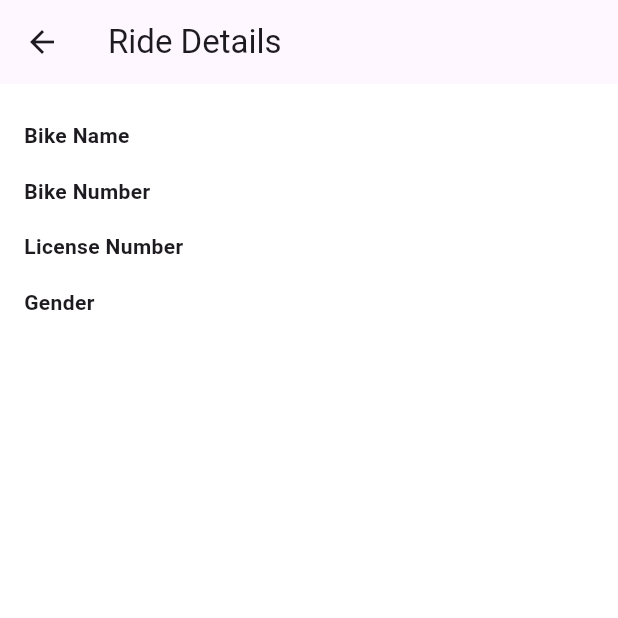
After one commit to SreeCharan153/PillionPal, a Flutter app: the RideDetailsPage screen opened by its route, on a phone screen of 412 x 824 dp, the top half of it. The commit adds this screen. Run offline on Flutter 3.47's test engine with Material 3 defaults, Android fonts, the phone set to English and light mode, and no system bars; our stand-ins replace firebase_auth, firebase_core, flutter_map, font_awesome_flutter, geolocator, get and 6 more; missing offline and left inert: hexagon; accounts and stored records are empty.

Commit message:
modified:   .vscode/settings.json #	modified:   lib/Screens/FavouriteScreen.dart #	modified:   lib/Screens/HistoryPage.dart #	modified:   lib/Screens/Home.dart #	modified:   lib/Screens/Offer_Screen.dart #	modified:   lib/Screens/ProfileScreen.dart #	new file:   lib/Screens/RideDetailsPage.dart #	modified:   lib/Screens/Settings.dart #	modified:   lib/main.dart #	modified:   lib/widgets/MenuDrawer.dart #	modified:   pubspec.yaml

```diff
--- a/lib/Screens/FavouriteScreen.dart
+++ b/lib/Screens/FavouriteScreen.dart
@@ -1,6 +1,6 @@
 import 'package:flutter/material.dart';
 import '../widgets/AddressCard.dart';
-import '../widgets/navbar.dart';
+import '../widgets/Navbar.dart';
 import '../widgets/MenuDrawer.dart';
 
 class FavouriteScreen extends StatefulWidget {
--- a/lib/Screens/HistoryPage.dart
+++ b/lib/Screens/HistoryPage.dart
@@ -98,7 +98,17 @@ class HistoryList extends StatelessWidget {
             ),
             trailing: Icon(Icons.arrow_forward_ios, color: textColor, size: 18),
             onTap: () {
-              // TODO: Implement ride details navigation
+              Navigator.pushNamed(
+                context,
+                '/RideDetailsPage',
+                arguments: {
+                  'bikeName': '$listType Ride $index', // Example data
+                  'gender': 'Male', // Example data
+                  'bikeNo': 'Bike No. $index', // Example data
+                  'licenceNo': 'Licence No. $index', // Example data
+                },
+              );
+
             },
           ),
         );
--- a/lib/Screens/Home.dart
+++ b/lib/Screens/Home.dart
@@ -4,7 +4,7 @@ import 'package:get/route_manager.dart';
 import 'package:pillionpal/Screens/NotificationScreen.dart';
 import 'package:pillionpal/widgets/RideTracking.dart';
 import '../widgets/PrimaryButton.dart';
-import '../widgets/navbar.dart';
+import '../widgets/Navbar.dart';
 import '../widgets/MenuDrawer.dart';
 import '../widgets/CustomSearchBar.dart';
 import '../widgets/EnableLocationDialog.dart';
--- a/lib/Screens/Offer_Screen.dart
+++ b/lib/Screens/Offer_Screen.dart
@@ -1,6 +1,6 @@
 import 'package:flutter/material.dart';
 import '../widgets/CouponCard.dart';
-import '../widgets/navbar.dart';
+import '../widgets/Navbar.dart';
 import '../widgets/MenuDrawer.dart'; // ✅ Import MenuDrawer
 
 class OfferScreen extends StatefulWidget {
--- a/lib/Screens/ProfileScreen.dart
+++ b/lib/Screens/ProfileScreen.dart
@@ -1,5 +1,5 @@
 import 'package:flutter/material.dart';
-import '../widgets/navbar.dart';
+import '../widgets/Navbar.dart';
 import '../widgets/MenuDrawer.dart';
 
 class ProfileScreen extends StatefulWidget {
--- /dev/null
+++ b/lib/Screens/RideDetailsPage.dart
@@ -0,0 +1,56 @@
+import 'package:flutter/material.dart';
+
+class RideDetailsPage extends StatelessWidget {
+  final String bikeName;
+  final String bikeNumber;
+  final String licenseNumber;
+  final String gender;
+
+  const RideDetailsPage({super.key, required this.bikeName, required this.bikeNumber, required this.licenseNumber, required this.gender});
+
+
+
+  Widget _infoRow(String label, String value) {
+    return Padding(
+      padding: const EdgeInsets.symmetric(vertical: 8.0),
+      child: Row(
+        mainAxisAlignment: MainAxisAlignment.spaceBetween,
+        children: [
+          Text(label, style: const TextStyle(fontWeight: FontWeight.bold)),
+          Text(value),
+        ],
+      ),
+    );
+  }
+
+  @override
+  Widget build(BuildContext context) {
+    return Scaffold(
+      appBar: AppBar(title: const Text("Ride Details")),
+      body: Padding(
+        padding: const EdgeInsets.all(16.0),
+        child: Column(
+          crossAxisAlignment: CrossAxisAlignment.start,
+          children: [
+              _infoRow("Bike Name", bikeName),
+              _infoRow("Bike Number", bikeNumber),
+              _infoRow("License Number", licenseNumber),
+              _infoRow("Gender", gender),
+           ],
+        ),
+      ),
+    );
+  }
+}
+
+  @override
+  Widget build(BuildContext context) {
+    return Scaffold(
+      appBar: AppBar(
+        title: Text("Ride Details"),
+      ),
+      body: const Center(
+        child: Text("Ride Details Page"),
+      ),
+    );
+  }
--- a/lib/Screens/Settings.dart
+++ b/lib/Screens/Settings.dart
@@ -2,7 +2,7 @@ import 'package:flutter/material.dart';
 import 'package:get/route_manager.dart';
 import 'package:pillionpal/Screens/Private_Policies.dart';
 import 'package:pillionpal/Screens/contactus.dart';
-import '../Widgets/SettingsTile.dart';
+import '../widgets/SettingsTile.dart';
 import "ChangePassword.dart";
 import 'DeleteAccount.dart'; // Ensure you have the reusable widget
 
--- a/lib/main.dart
+++ b/lib/main.dart
@@ -2,6 +2,7 @@ import 'package:flutter/material.dart';
 import 'package:get/route_manager.dart';
 import 'package:firebase_core/firebase_core.dart';
 import 'package:shared_preferences/shared_preferences.dart';
+import 'package:pillionpal/Screens/RideDetailsPage.dart';
 import 'package:pillionpal/Screens/onbording1.dart';
 import 'package:pillionpal/Screens/RoleSelectionPage.dart';
 import 'firebase_options.dart';
@@ -48,6 +49,9 @@ class MyApp extends StatelessWidget {
       ),
       themeMode: ThemeMode.system,
       home: isLoggedIn ? const RoleSelectionPage() : const OnboardingScreen(),
+      getPages: [
+        GetPage(name: '/rideDetails', page: () => RideDetailsPage(bikeName: '', bikeNumber: '', licenseNumber: '', gender: '',)),
+      ],
     );
   }
 }
```
Also changed, not shown: lib/widgets/MenuDrawer.dart (+5 -5 lines), pubspec.yaml (+6 -6 lines).
